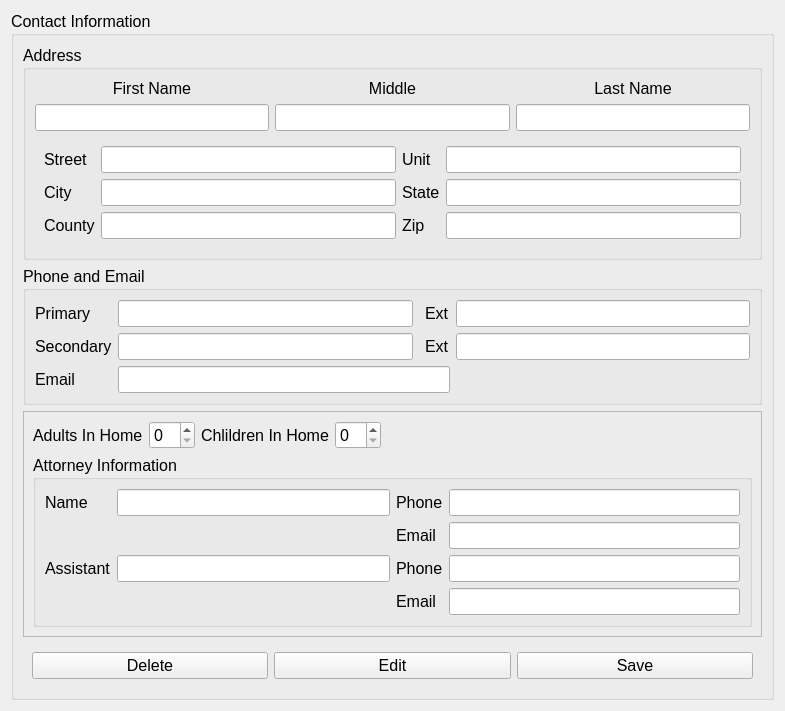
Qt form drc/gui/persondetailsform.ui (lansdon/cpts483_drc) before a commit.
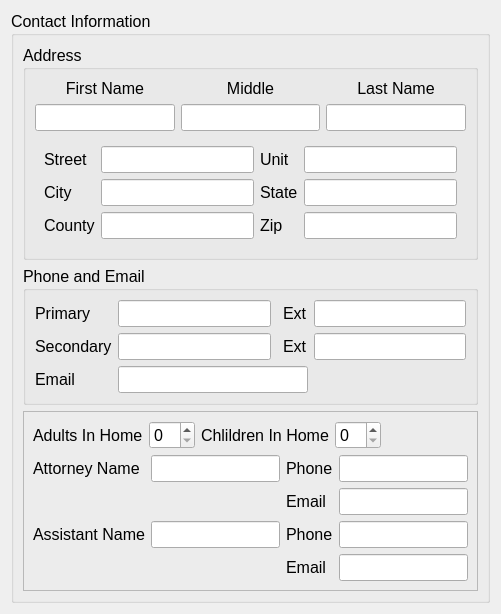
The same form after that commit.

```diff
--- a/drc/gui/persondetailsform.ui
+++ b/drc/gui/persondetailsform.ui
@@ -6,8 +6,8 @@
    <rect>
     <x>0</x>
     <y>0</y>
-    <width>785</width>
-    <height>684</height>
+    <width>501</width>
+    <height>572</height>
    </rect>
   </property>
   <property name="sizePolicy">
@@ -219,116 +219,6 @@
          <enum>QFrame::Raised</enum>
         </property>
         <layout class="QGridLayout" name="gridLayout_6">
-         <item row="1" column="0">
-          <widget class="QGroupBox" name="groupBox_2">
-           <property name="title">
-            <string>Attorney Information</string>
-           </property>
-           <layout class="QVBoxLayout" name="verticalLayout_2">
-            <item>
-             <layout class="QHBoxLayout" name="horizontalLayout_2">
-              <item>
-               <layout class="QFormLayout" name="formLayout_2">
-                <property name="fieldGrowthPolicy">
-                 <enum>QFormLayout::AllNonFixedFieldsGrow</enum>
-                </property>
-                <item row="0" column="0">
-                 <widget class="QLabel" name="attorneyLabel">
-                  <property name="text">
-                   <string>Name</string>
-                  </property>
-                 </widget>
-                </item>
-                <item row="0" column="1">
-                 <widget class="QLineEdit" name="attorneyLineEdit"/>
-                </item>
-                <item row="2" column="0">
-                 <widget class="QLabel" name="AssistantLabel">
-                  <property name="text">
-                   <string>Assistant</string>
-                  </property>
-                 </widget>
-                </item>
-                <item row="2" column="1">
-                 <widget class="QLineEdit" name="assistantLineEdit"/>
-                </item>
-                <item row="1" column="1">
-                 <spacer name="verticalSpacer">
-                  <property name="orientation">
-                   <enum>Qt::Vertical</enum>
-                  </property>
-                  <property name="sizeHint" stdset="0">
-                   <size>
-                    <width>20</width>
-                    <height>40</height>
-                   </size>
-                  </property>
-                 </spacer>
-                </item>
-                <item row="3" column="1">
-                 <spacer name="verticalSpacer_2">
-                  <property name="orientation">
-                   <enum>Qt::Vertical</enum>
-                  </property>
-                  <property name="sizeHint" stdset="0">
-                   <size>
-                    <width>20</width>
-                    <height>40</height>
-                   </size>
-                  </property>
-                 </spacer>
-                </item>
-               </layout>
-              </item>
-              <item>
-               <layout class="QFormLayout" name="formLayout_3">
-                <item row="0" column="0">
-                 <widget class="QLabel" name="label_2">
-                  <property name="text">
-                   <string>Phone</string>
-                  </property>
-                 </widget>
-                </item>
-                <item row="0" column="1">
-                 <widget class="QLineEdit" name="attorneyPhoneLineEdit"/>
-                </item>
-                <item row="1" column="0">
-                 <widget class="QLabel" name="label_3">
-                  <property name="text">
-                   <string>Email</string>
-                  </property>
-                 </widget>
-                </item>
-                <item row="1" column="1">
-                 <widget class="QLineEdit" name="attorneyEmailLineEdit"/>
-                </item>
-                <item row="2" column="0">
-                 <widget class="QLabel" name="label_4">
-                  <property name="text">
-                   <string>Phone</string>
-                  </property>
-                 </widget>
-                </item>
-                <item row="2" column="1">
-                 <widget class="QLineEdit" name="assistantPhoneLineEdit"/>
-                </item>
-                <item row="3" column="0">
-                 <widget class="QLabel" name="label_5">
-                  <property name="text">
-                   <string>Email</string>
-                  </property>
-                 </widget>
-                </item>
-                <item row="3" column="1">
-                 <widget class="QLineEdit" name="assistantEmailLineEdit"/>
-                </item>
-               </layout>
-              </item>
-             </layout>
-            </item>
-           </layout>
-          </widget>
-         </item>
          <item row="0" column="0">
           <layout class="QHBoxLayout" name="horizontalLayout_3">
            <item>
@@ -377,32 +267,103 @@
            </item>
           </layout>
          </item>
-        </layout>
-       </widget>
-      </item>
-      <item>
-       <widget class="QWidget" name="buttonContainer" native="true">
-        <layout class="QHBoxLayout" name="horizontalLayout">
-         <item>
-          <widget class="QPushButton" name="deleteButton">
-           <property name="text">
-            <string>Delete</string>
-           </property>
-          </widget>
-         </item>
-         <item>
-          <widget class="QPushButton" name="editButton">
-           <property name="text">
-            <string>Edit</string>
-           </property>
-          </widget>
-         </item>
-         <item>
-          <widget class="QPushButton" name="saveButton">
-           <property name="text">
-            <string>Save</string>
-           </property>
-          </widget>
+         <item row="1" column="0">
+          <layout class="QHBoxLayout" name="horizontalLayout_2">
+           <item>
+            <layout class="QFormLayout" name="formLayout_2">
+             <item row="0" column="0">
+              <widget class="QLabel" name="attorneyLabel">
+               <property name="text">
+                <string>Attorney Name</string>
+               </property>
+              </widget>
+             </item>
+             <item row="0" column="1">
+              <widget class="QLineEdit" name="attorneyLineEdit"/>
+             </item>
+             <item row="2" column="0">
+              <widget class="QLabel" name="label_2">
+               <property name="text">
+                <string>Assistant Name</string>
+               </property>
+              </widget>
+             </item>
+             <item row="2" column="1">
+              <widget class="QLineEdit" name="assistantNameLineEdit"/>
+             </item>
+             <item row="1" column="1">
+              <spacer name="verticalSpacer">
+               <property name="orientation">
+                <enum>Qt::Vertical</enum>
+               </property>
+               <property name="sizeHint" stdset="0">
+                <size>
+                 <width>20</width>
+                 <height>40</height>
+                </size>
+               </property>
+              </spacer>
+             </item>
+             <item row="3" column="1">
+              <spacer name="verticalSpacer_2">
+               <property name="orientation">
+                <enum>Qt::Vertical</enum>
+               </property>
+               <property name="sizeHint" stdset="0">
+                <size>
+                 <width>20</width>
+                 <height>40</height>
+                </size>
+               </property>
+              </spacer>
+             </item>
+            </layout>
+           </item>
+           <item>
+            <layout class="QFormLayout" name="formLayout_3">
+             <item row="0" column="0">
+              <widget class="QLabel" name="label_3">
+               <property name="text">
+                <string>Phone</string>
+               </property>
+              </widget>
+             </item>
+             <item row="0" column="1">
+              <widget class="QLineEdit" name="attorneyPhoneLineEdit"/>
+             </item>
+             <item row="1" column="0">
+              <widget class="QLabel" name="label_4">
+               <property name="text">
+                <string>Email</string>
+               </property>
+              </widget>
+             </item>
+             <item row="1" column="1">
+              <widget class="QLineEdit" name="attorneyEmailLineEdit"/>
+             </item>
+             <item row="2" column="0">
+              <widget class="QLabel" name="label_5">
+               <property name="text">
+                <string>Phone</string>
+               </property>
+              </widget>
+             </item>
+             <item row="2" column="1">
+              <widget class="QLineEdit" name="assistantPhoneLineEdit"/>
+             </item>
+             <item row="3" column="0">
+              <widget class="QLabel" name="label_6">
+               <property name="text">
+                <string>Email</string>
+               </property>
+              </widget>
+             </item>
+             <item row="3" column="1">
+              <widget class="QLineEdit" name="assistantEmailLineEdit"/>
+             </item>
+            </layout>
+           </item>
+          </layout>
          </item>
         </layout>
        </widget>
```
Left out of the diff: 3 changed lines with no effect on the pictures.
